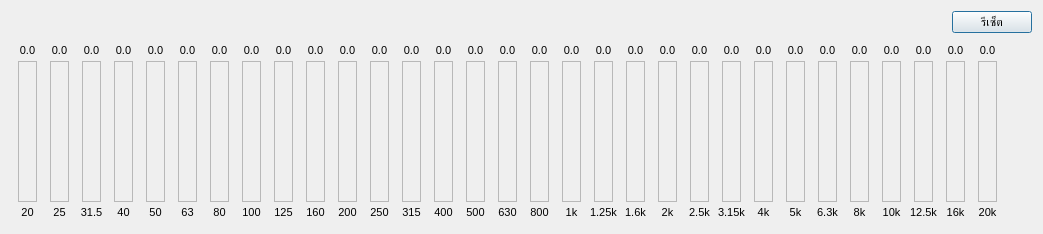
Above: FXDialog/EQ31BandDialog.ui from pie62/HandyKaraoke before the change. Below: the same form after it.
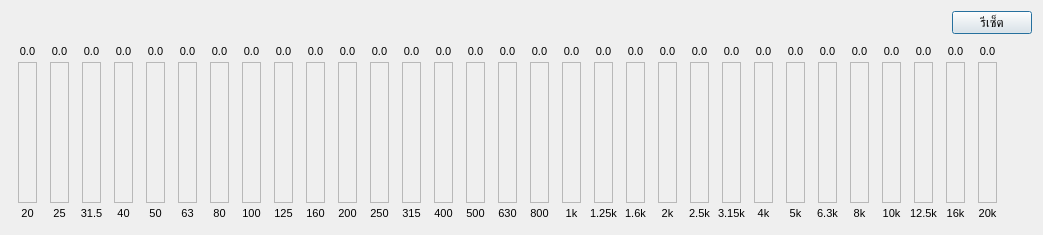
That is the form after the change. Custom widgets are drawn as their Qt base class.

Diff of the .ui file:
```diff
--- a/FXDialog/EQ31BandDialog.ui
+++ b/FXDialog/EQ31BandDialog.ui
@@ -7,9 +7,14 @@
     <x>0</x>
     <y>0</y>
     <width>1043</width>
-    <height>234</height>
+    <height>235</height>
    </rect>
   </property>
+  <property name="font">
+   <font>
+    <pointsize>10</pointsize>
+   </font>
+  </property>
   <property name="windowTitle">
    <string>Dialog</string>
   </property>
```
